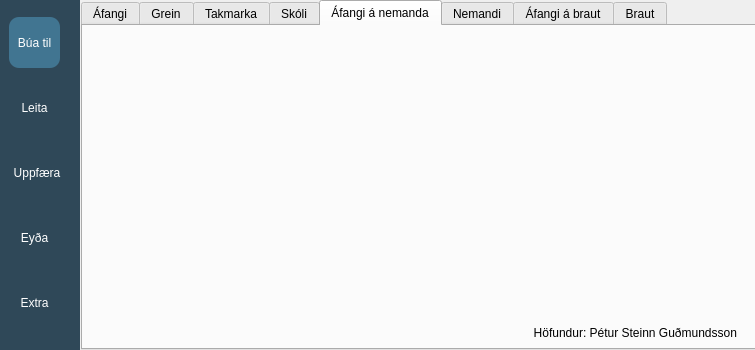
Old version of the form Verkefni_4/UITemplates/main.ui in the repository PeturSteinn/GAGN2VG05CU-PSG.
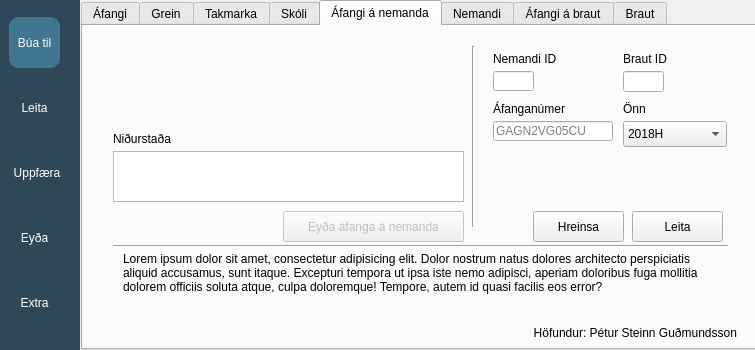
New version of the form. The open tabs and pages were chosen to show the change. Icons and pictures are not drawn.

Patch:
```diff
--- a/Verkefni_4/UITemplates/main.ui
+++ b/Verkefni_4/UITemplates/main.ui
@@ -6474,6 +6474,350 @@
        <attribute name="title">
         <string>Áfangi á nemanda</string>
        </attribute>
+       <widget class="QPushButton" name="pushButton_19">
+        <property name="enabled">
+         <bool>false</bool>
+        </property>
+        <property name="geometry">
+         <rect>
+          <x>200</x>
+          <y>185</y>
+          <width>181</width>
+          <height>31</height>
+         </rect>
+        </property>
+        <property name="sizePolicy">
+         <sizepolicy hsizetype="Minimum" vsizetype="Fixed">
+          <horstretch>0</horstretch>
+          <verstretch>0</verstretch>
+         </sizepolicy>
+        </property>
+        <property name="layoutDirection">
+         <enum>Qt::LeftToRight</enum>
+        </property>
+        <property name="autoFillBackground">
+         <bool>false</bool>
+        </property>
+        <property name="text">
+         <string>Eyða áfanga á nemanda</string>
+        </property>
+        <property name="autoDefault">
+         <bool>false</bool>
+        </property>
+        <property name="default">
+         <bool>true</bool>
+        </property>
+        <property name="flat">
+         <bool>false</bool>
+        </property>
+       </widget>
+       <widget class="Line" name="line_61">
+        <property name="geometry">
+         <rect>
+          <x>380</x>
+          <y>20</y>
+          <width>20</width>
+          <height>181</height>
+         </rect>
+        </property>
+        <property name="orientation">
+         <enum>Qt::Vertical</enum>
+        </property>
+       </widget>
+       <widget class="QPushButton" name="pushButton_60">
+        <property name="geometry">
+         <rect>
+          <x>450</x>
+          <y>185</y>
+          <width>91</width>
+          <height>31</height>
+         </rect>
+        </property>
+        <property name="text">
+         <string>Hreinsa</string>
+        </property>
+       </widget>
+       <widget class="QPushButton" name="pushButton_61">
+        <property name="geometry">
+         <rect>
+          <x>549</x>
+          <y>185</y>
+          <width>91</width>
+          <height>31</height>
+         </rect>
+        </property>
+        <property name="text">
+         <string>Leita</string>
+        </property>
+       </widget>
+       <widget class="QTreeWidget" name="treeWidget_43">
+        <property name="geometry">
+         <rect>
+          <x>30</x>
+          <y>125</y>
+          <width>351</width>
+          <height>51</height>
+         </rect>
+        </property>
+        <property name="alternatingRowColors">
+         <bool>false</bool>
+        </property>
+        <property name="columnCount">
+         <number>0</number>
+        </property>
+       </widget>
+       <widget class="QLabel" name="label_151">
+        <property name="geometry">
+         <rect>
+          <x>30</x>
+          <y>100</y>
+          <width>101</width>
+          <height>20</height>
+         </rect>
+        </property>
+        <property name="text">
+         <string>Niðurstaða</string>
+        </property>
+        <property name="alignment">
+         <set>Qt::AlignBottom|Qt::AlignLeading|Qt::AlignLeft</set>
+        </property>
+       </widget>
+       <widget class="QLineEdit" name="lineEdit_65">
+        <property name="geometry">
+         <rect>
+          <x>540</x>
+          <y>45</y>
+          <width>41</width>
+          <height>21</height>
+         </rect>
+        </property>
+        <property name="text">
+         <string/>
+        </property>
+        <property name="maxLength">
+         <number>11</number>
+        </property>
+        <property name="clearButtonEnabled">
+         <bool>false</bool>
+        </property>
+       </widget>
+       <widget class="QLabel" name="label_182">
+        <property name="geometry">
+         <rect>
+          <x>410</x>
+          <y>20</y>
+          <width>101</width>
+          <height>20</height>
+         </rect>
+        </property>
+        <property name="text">
+         <string>Nemandi ID</string>
+        </property>
+        <property name="alignment">
+         <set>Qt::AlignBottom|Qt::AlignLeading|Qt::AlignLeft</set>
+        </property>
+       </widget>
+       <widget class="QLabel" name="label_68">
+        <property name="geometry">
+         <rect>
+          <x>540</x>
+          <y>20</y>
+          <width>101</width>
+          <height>20</height>
+         </rect>
+        </property>
+        <property name="layoutDirection">
+         <enum>Qt::LeftToRight</enum>
+        </property>
+        <property name="text">
+         <string>Braut ID</string>
+        </property>
+        <property name="alignment">
+         <set>Qt::AlignBottom|Qt::AlignLeading|Qt::AlignLeft</set>
+        </property>
+       </widget>
+       <widget class="QLineEdit" name="lineEdit_70">
+        <property name="geometry">
+         <rect>
+          <x>410</x>
+          <y>95</y>
+          <width>120</width>
+          <height>20</height>
+         </rect>
+        </property>
+        <property name="inputMask">
+         <string/>
+        </property>
+        <property name="text">
+         <string/>
+        </property>
+        <property name="maxLength">
+         <number>11</number>
+        </property>
+        <property name="placeholderText">
+         <string>GAGN2VG05CU</string>
+        </property>
+       </widget>
+       <widget class="QComboBox" name="comboBox_32">
+        <property name="geometry">
+         <rect>
+          <x>540</x>
+          <y>95</y>
+          <width>104</width>
+          <height>26</height>
+         </rect>
+        </property>
+        <item>
+         <property name="text">
+          <string>2018H</string>
+         </property>
+        </item>
+        <item>
+         <property name="text">
+          <string>2019V</string>
+         </property>
+        </item>
+        <item>
+         <property name="text">
+          <string>2019H</string>
+         </property>
+        </item>
+        <item>
+         <property name="text">
+          <string>2020V</string>
+         </property>
+        </item>
+        <item>
+         <property name="text">
+          <string>2020H</string>
+         </property>
+        </item>
+        <item>
+         <property name="text">
+          <string>2021V</string>
+         </property>
+        </item>
+        <item>
+         <property name="text">
+          <string>2021H</string>
+         </property>
+        </item>
+        <item>
+         <property name="text">
+          <string>2022V</string>
+         </property>
+        </item>
+        <item>
+         <property name="text">
+          <string>2022H</string>
+         </property>
+        </item>
+        <item>
+         <property name="text">
+          <string>2023V</string>
+         </property>
+        </item>
+        <item>
+         <property name="text">
+          <string>2023H</string>
+         </property>
+        </item>
+       </widget>
+       <widget class="QLineEdit" name="lineEdit_71">
+        <property name="geometry">
+         <rect>
+          <x>410</x>
+          <y>45</y>
+          <width>41</width>
+          <height>20</height>
+         </rect>
+        </property>
+        <property name="inputMask">
+         <string/>
+        </property>
+        <property name="text">
+         <string/>
+        </property>
+        <property name="maxLength">
+         <number>11</number>
+        </property>
+        <property name="placeholderText">
+         <string/>
+        </property>
+       </widget>
+       <widget class="QLabel" name="label_187">
+        <property name="geometry">
+         <rect>
+          <x>410</x>
+          <y>70</y>
+          <width>101</width>
+          <height>20</height>
+         </rect>
+        </property>
+        <property name="text">
+         <string>Áfanganúmer</string>
+        </property>
+        <property name="alignment">
+         <set>Qt::AlignBottom|Qt::AlignLeading|Qt::AlignLeft</set>
+        </property>
+       </widget>
+       <widget class="QLabel" name="label_188">
+        <property name="geometry">
+         <rect>
+          <x>540</x>
+          <y>70</y>
+          <width>101</width>
+          <height>20</height>
+         </rect>
+        </property>
+        <property name="layoutDirection">
+         <enum>Qt::LeftToRight</enum>
+        </property>
+        <property name="text">
+         <string>Önn</string>
+        </property>
+        <property name="alignment">
+         <set>Qt::AlignBottom|Qt::AlignLeading|Qt::AlignLeft</set>
+        </property>
+       </widget>
+       <widget class="Line" name="line_69">
+        <property name="geometry">
+         <rect>
+          <x>30</x>
+          <y>210</y>
+          <width>615</width>
+          <height>20</height>
+         </rect>
+        </property>
+        <property name="orientation">
+         <enum>Qt::Horizontal</enum>
+        </property>
+       </widget>
+       <widget class="QLabel" name="label_194">
+        <property name="geometry">
+         <rect>
+          <x>40</x>
+          <y>226</y>
+          <width>591</width>
+          <height>61</height>
+         </rect>
+        </property>
+        <property name="text">
+         <string>Lorem ipsum dolor sit amet, consectetur adipisicing elit. Dolor nostrum natus dolores architecto perspiciatis aliquid accusamus, sunt itaque. Excepturi tempora ut ipsa iste nemo adipisci, aperiam doloribus fuga mollitia dolorem officiis soluta atque, culpa doloremque! Tempore, autem id quasi facilis eos error?</string>
+        </property>
+        <property name="textFormat">
+         <enum>Qt::AutoText</enum>
+        </property>
+        <property name="scaledContents">
+         <bool>false</bool>
+        </property>
+        <property name="alignment">
+         <set>Qt::AlignLeading|Qt::AlignLeft|Qt::AlignTop</set>
+        </property>
+        <property name="wordWrap">
+         <bool>true</bool>
+        </property>
+       </widget>
       </widget>
       <widget class="QWidget" name="studentsTabDelete">
        <attribute name="title">
```
Left out of the diff: 2428 changed lines with no effect on the pictures.
